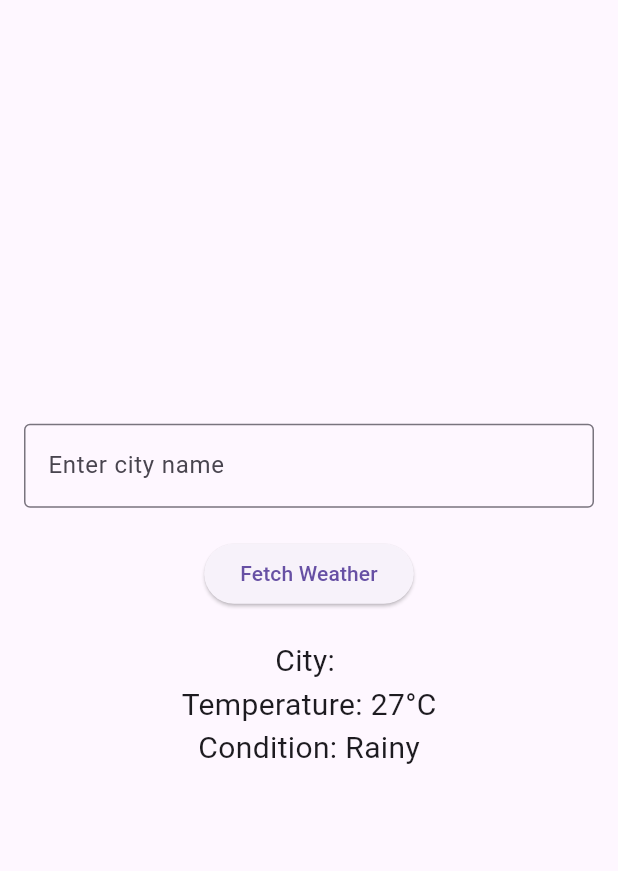
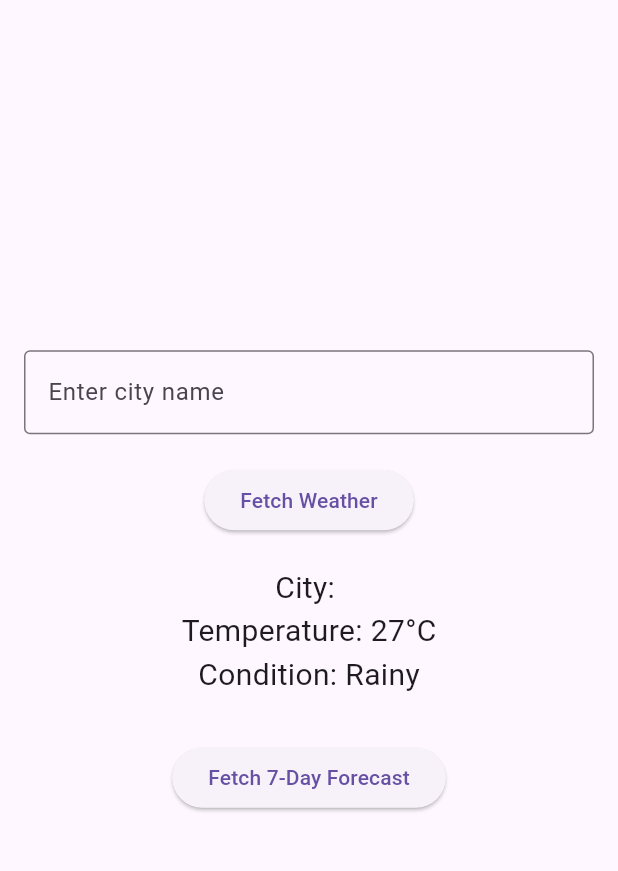
Before and after one commit to leyyenahsophie/weather_info_app, a Flutter app: the screen it shows after launch, after a tap on "Fetch Weather", on a phone screen of 412 x 824 dp, the part 63-934 px from its top. Run offline on Flutter 3.47's test engine with Material 3 defaults, Android fonts, the phone set to English and light mode, and no system bars.

Commit message:
Implemented 7-day weather forecast feature

```diff
--- a/lib/main.dart
+++ b/lib/main.dart
@@ -25,19 +25,31 @@ class _WeatherHomePageState extends State<WeatherHomePage> {
   String city = "";
   String temperature = "";
   String condition = "";
+  List<Map<String, String>> forecast = [];
 
   void fetchWeatherData() {
-    final List<String> conditions = [
-      'Sunny',
-      'Cloudy',
-      'Rainy'
-    ]; //weather options
+    final List<String> conditions = ['Sunny', 'Cloudy', 'Rainy'];
     final Random random = Random();
 
     setState(() {
       city = _cityController.text;
-      temperature = "${15 + random.nextInt(16)}°C"; //picks a random temperature
+      temperature = "${15 + random.nextInt(16)}°C";
       condition = conditions[random.nextInt(conditions.length)];
+    });
+  }
+
+  void fetch7DayForecast() {
+    final List<String> conditions = ['Sunny', 'Cloudy', 'Rainy'];
+    final Random random = Random();
+
+    setState(() {
+      forecast = List.generate(7, (index) {
+        return {
+          "day": "Day ${index + 1}",
+          "temperature": "${15 + random.nextInt(16)}°C",
+          "condition": conditions[random.nextInt(conditions.length)]
+        };
+      });
     });
   }
 
@@ -66,6 +78,28 @@ class _WeatherHomePageState extends State<WeatherHomePage> {
             Text('City: $city', style: TextStyle(fontSize: 20)),
             Text('Temperature: $temperature', style: TextStyle(fontSize: 20)),
             Text('Condition: $condition', style: TextStyle(fontSize: 20)),
+            SizedBox(height: 30),
+            ElevatedButton(
+              onPressed: fetch7DayForecast,
+              child: Text('Fetch 7-Day Forecast'),
+            ),
+            SizedBox(height: 20),
+            forecast.isNotEmpty
+                ? Expanded(
+                    child: ListView.builder(
+                      itemCount: forecast.length,
+                      itemBuilder: (context, index) {
+                        return Card(
+                          child: ListTile(
+                            title: Text(forecast[index]['day']!),
+                            subtitle: Text(
+                                "${forecast[index]['temperature']} - ${forecast[index]['condition']}"),
+                          ),
+                        );
+                      },
+                    ),
+                  )
+                : Container(),
           ],
         ),
       ),
```
